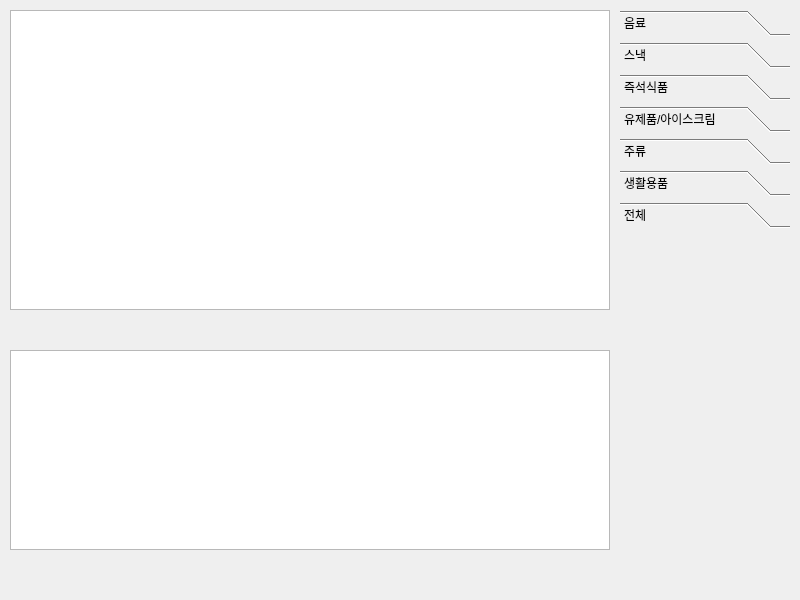
Before: the Qt Designer form normalorderform.ui in smileynm/Convenient, drawn with Qt 5.
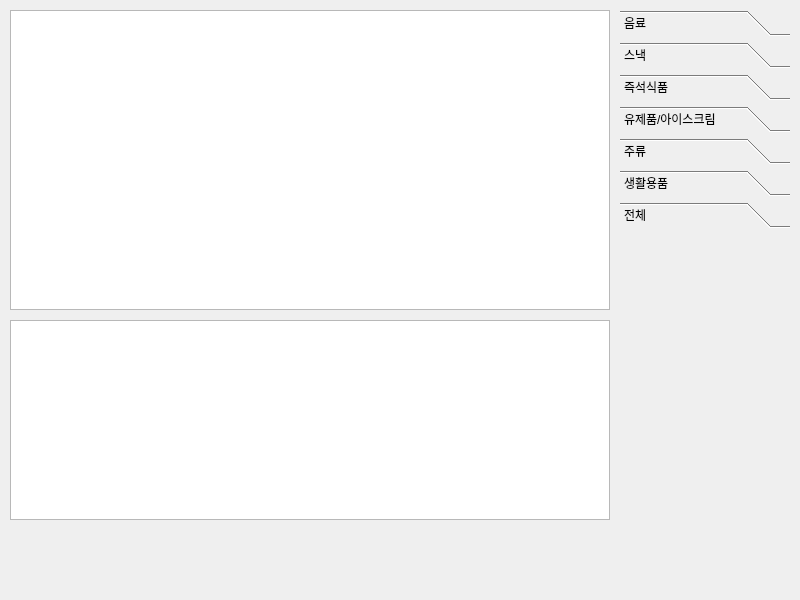
After: the same form once the commit is applied.

```diff
--- a/normalorderform.ui
+++ b/normalorderform.ui
@@ -218,7 +218,7 @@
    <property name="geometry">
     <rect>
      <x>10</x>
-     <y>350</y>
+     <y>320</y>
      <width>600</width>
      <height>200</height>
     </rect>
```
Left out of the diff: 16 changed lines with no effect on the pictures.
